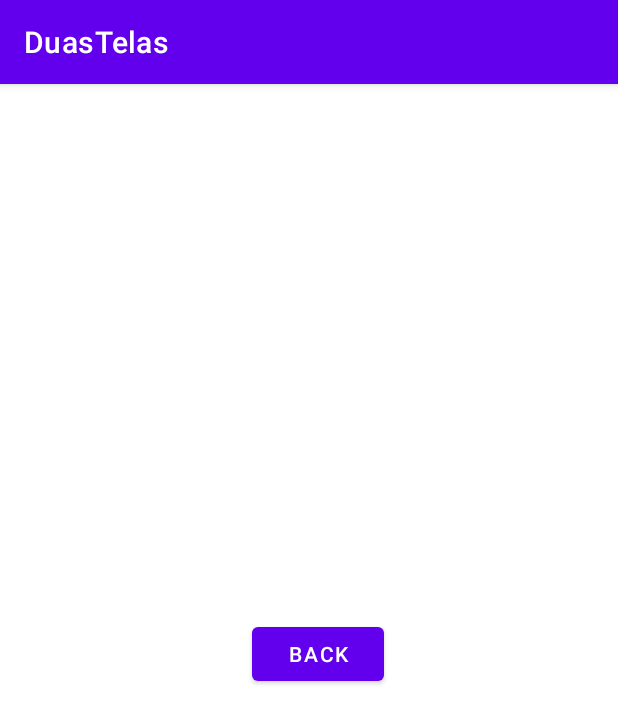
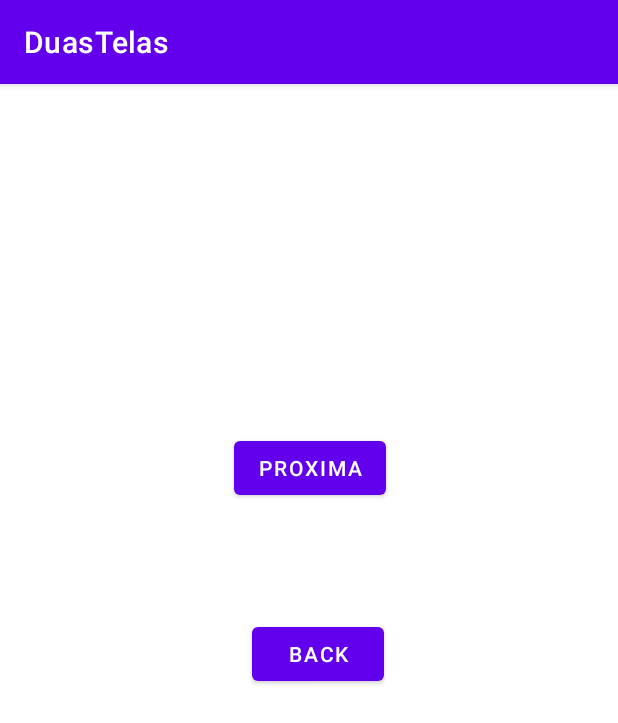
Before and after one commit to parolinariane/303_kotlin, an Android app: the screen it shows after launch (tela2), after a tap on "GO TO TELA1", on a phone screen of 412 x 824 dp. Shown: the top 723 px of the screen. Run offline under Robolectric (Android 15) with nearby library versions, the phone set to English and light mode, and no system bars.

Commit message:
Acionando a terceira tela e passando valores para a segunda tela

```diff
--- a/duastelas/app/src/main/java/com/example/duastelas/MainActivity.kt
+++ b/duastelas/app/src/main/java/com/example/duastelas/MainActivity.kt
@@ -15,7 +15,10 @@ class MainActivity : AppCompatActivity() {
 
         btnGoTotela2 = findViewById(R.id.btnGoToTela1)
         btnGoTotela2.setOnClickListener{
+
             val intent = Intent(this, tela2::class.java)
+            intent.flags = Intent.FLAG_ACTIVITY_SINGLE_TOP
+            intent.putExtra("Chave", "Ola tela 2")
             startActivity(intent)
         }
     }
--- a/duastelas/app/src/main/java/com/example/duastelas/tela2.kt
+++ b/duastelas/app/src/main/java/com/example/duastelas/tela2.kt
@@ -1,11 +1,34 @@
 package com.example.duastelas
 
+import android.content.Intent
 import androidx.appcompat.app.AppCompatActivity
 import android.os.Bundle
+import android.widget.Button
+import android.widget.TextView
 
 class tela2 : AppCompatActivity() {
+
     override fun onCreate(savedInstanceState: Bundle?) {
         super.onCreate(savedInstanceState)
         setContentView(R.layout.activity_tela2)
+
+        //recebendo valores da tela que chamou
+        val string: String? = intent.getStringExtra("Extra")
+
+        val texto = findViewById(R.id.textView2) as TextView
+        texto.setText(string)
+
+
+        val btnVoltar = findViewById(R.id.btnVoltar) as Button
+        btnVoltar.setOnClickListener{
+            this.finish()
+        }
+
+        val btnNext = findViewById(R.id.btnGoTo3) as Button
+        btnNext.setOnClickListener{
+
+            val intent = Intent(this, Tela3::class.java)
+            startActivity(intent)
+        }
     }
 }
--- a/duastelas/app/src/main/res/layout/activity_tela2.xml
+++ b/duastelas/app/src/main/res/layout/activity_tela2.xml
@@ -15,4 +15,27 @@
         android:text="@string/strBtnVoltar"
         app:layout_constraintStart_toStartOf="parent"
         app:layout_constraintTop_toTopOf="parent" />
+
+    <Button
+        android:id="@+id/btnGoTo3"
+        android:layout_width="wrap_content"
+        android:layout_height="wrap_content"
+        android:layout_marginStart="156dp"
+        android:layout_marginTop="232dp"
+        android:text="@string/btnGoto3"
+        app:layout_constraintStart_toStartOf="parent"
+        app:layout_constraintTop_toTopOf="parent" />
+
+    <TextView
+        android:id="@+id/textView2"
+        android:layout_width="wrap_content"
+        android:layout_height="wrap_content"
+        android:layout_marginTop="152dp"
+        android:text="TextView"
+        app:layout_constraintBottom_toTopOf="@+id/btnGoTo3"
+        app:layout_constraintEnd_toEndOf="parent"
+        app:layout_constraintHorizontal_bias="0.498"
+        app:layout_constraintStart_toStartOf="parent"
+        app:layout_constraintTop_toTopOf="parent"
+        app:layout_constraintVertical_bias="0.098" />
 </androidx.constraintlayout.widget.ConstraintLayout>
--- a/duastelas/app/src/main/res/values/strings.xml
+++ b/duastelas/app/src/main/res/values/strings.xml
@@ -4,4 +4,6 @@
     <string name="strBtnGoToTela1">Go to Tela1</string>
     <string name="btnVoltar">Back</string>
     <string name="strBtnVoltar">Back</string>
+    <string name="btnGoto3">Proxima</string>
+    <string name="btnBack1">Volta Inicio</string>
 </resources>
```
Also changed, not shown: duastelas/app/src/main/AndroidManifest.xml (+7 -0 lines), duastelas/app/src/main/java/com/example/duastelas/Tela3.kt (added, +26 -0 lines), duastelas/app/src/main/res/layout/activity_tela3.xml (added, +28 -0 lines).
